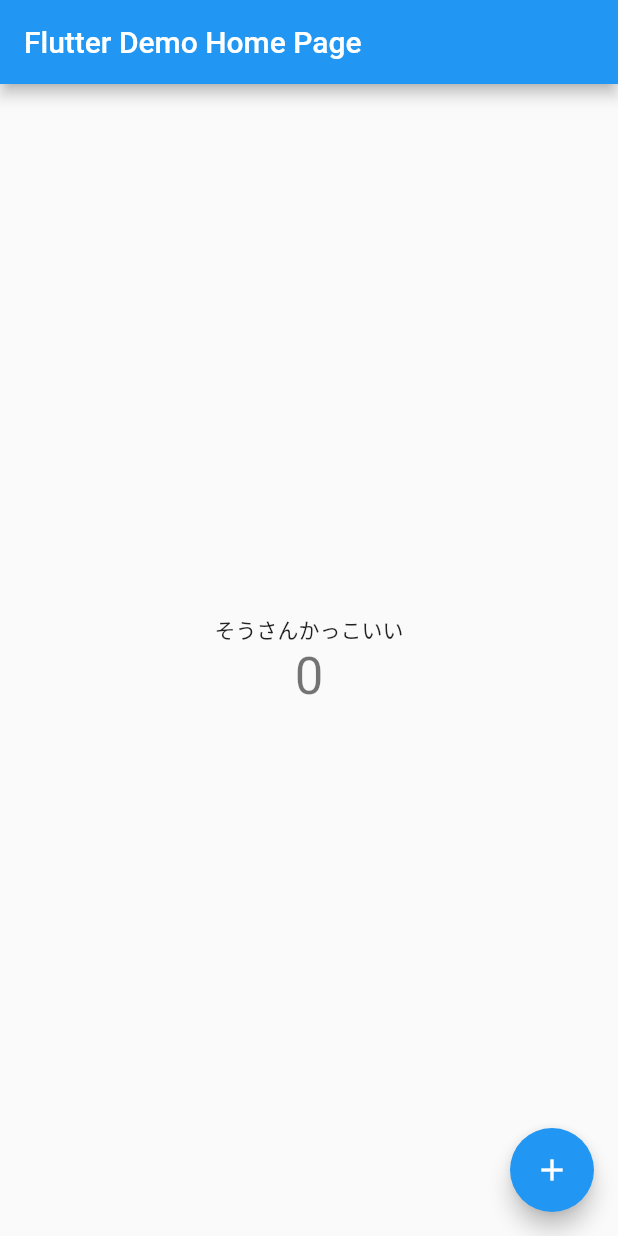
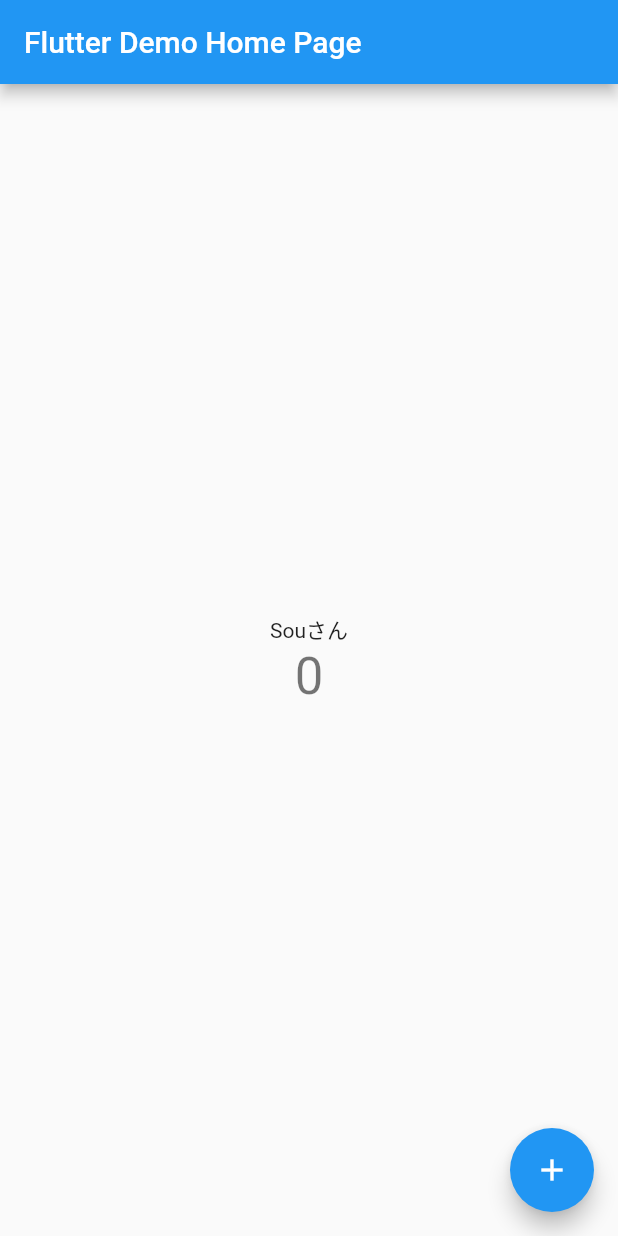
Before and after one commit to opepelab/lightning_memo, a Flutter app: the screen it shows after launch, on a phone screen of 412 x 824 dp. Run offline on Flutter 3.47's test engine with Material 2 defaults, Android fonts, the phone set to English and light mode, and no system bars.

Commit message:
third commit

```diff
--- a/lib/main.dart
+++ b/lib/main.dart
@@ -96,7 +96,7 @@ class _MyHomePageState extends State<MyHomePage> {
           mainAxisAlignment: MainAxisAlignment.center,
           children: <Widget>[
             const Text(
-              'そうさんかっこいい',
+              'Souさん',
             ),
             Text(
               '$_counter',
```
